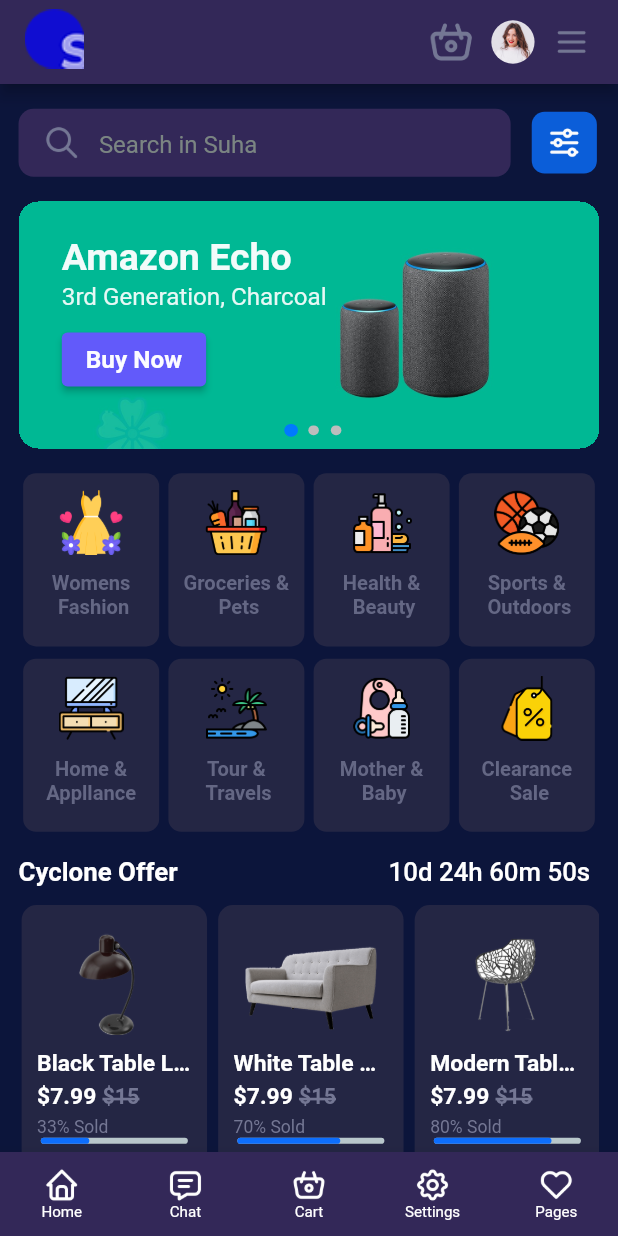
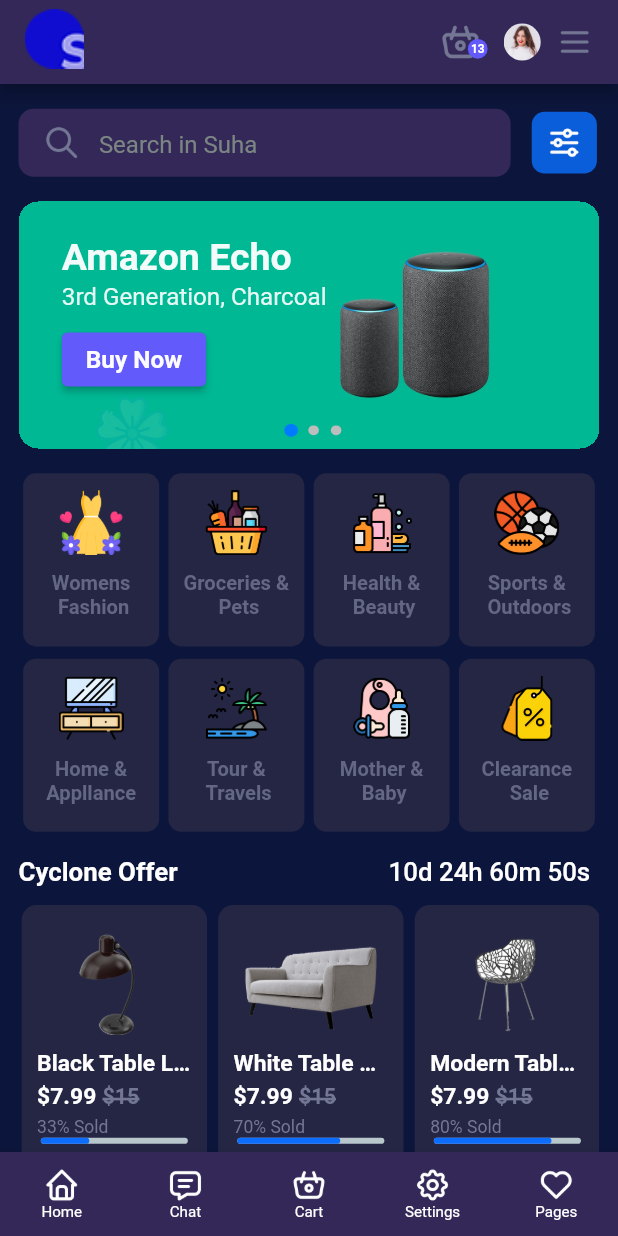
Before and after one commit to Alaminpk05/Suha, a Flutter app: the screen it shows after launch, after a tap on "Buy Now", on a phone screen of 412 x 824 dp. Run offline on Flutter 3.47's test engine with Material 3 defaults, Android fonts, the phone set to English and light mode, and no system bars; drawn by our look-alikes of percent_indicator, smooth_page_indicator; our stand-ins replace badges, responsive_sizer; Roboto replaces fonts that are missing (PlusJakartaSans-Regular.ttf).

Commit message:
added appbar badge and filter dropdown button(clean design)

```diff
--- a/lib/features/home/Widgets/SectionWidgets/category.dart
+++ b/lib/features/home/Widgets/SectionWidgets/category.dart
@@ -17,7 +17,7 @@ class CategorySection1 extends StatelessWidget {
               top: widgetTopPad, left: homeTabLP, right: homeTabRP),
       child: Row(
         mainAxisAlignment: MainAxisAlignment.spaceEvenly,
-        crossAxisAlignment: CrossAxisAlignment.start,
+
         children: List.generate(categoryDataList1.length, (index) {
           final item = categoryDataList1[index];
           return CategoryWidget(
@@ -51,8 +51,8 @@ class CategorySection2 extends StatelessWidget {
           ? EdgeInsets.only(top: oneHeightPad, left: homeMobLP, right: homeMobRP)
           : EdgeInsets.only(top: oneHeightPad, left: homeTabLP, right: homeTabRP),
       child: Row(
-          mainAxisAlignment: MainAxisAlignment.spaceEvenly,
-          crossAxisAlignment: CrossAxisAlignment.start,
+          // mainAxisAlignment: MainAxisAlignment.spaceEvenly,
+
           children: List.generate(categoryDataList2.length, (index) {
             final item = categoryDataList2[index];
             return CategoryWidget(
--- a/lib/features/home/Widgets/SectionWidgets/collectionSection.dart
+++ b/lib/features/home/Widgets/SectionWidgets/collectionSection.dart
@@ -18,21 +18,19 @@ class CollectionsSection extends StatelessWidget {
 
   @override
   Widget build(BuildContext context) {
-    var Mobile=ResponsiveHelper.isMobile(context);
-    var Tablet=ResponsiveHelper.isTablet(context);
+    var mobile=ResponsiveHelper.isMobile(context);
     return Padding(
       padding: ResponsiveHelper.isMobile(context)
           ? EdgeInsets.only(
               top: widgetTopPad, left: homeMobLP, right: homeMobRP)
           : EdgeInsets.only(
               top: widgetTopPad, left: homeTabLP, right: homeTabRP),
-      child: Container(
       child: Column(
         crossAxisAlignment: CrossAxisAlignment.start,
         children: [
           ViewProductlist(productListviewTitle: 'Collections', ontab: () {}),
           SizedBox(
-              height: Mobile?1.h:1.5.h,
+            height: mobile?1.h:1.5.h,
           ),
           SizedBox(
             height: 19.h,
@@ -42,23 +40,19 @@ class CollectionsSection extends StatelessWidget {
               itemBuilder: (context, index) {
                 final realIndex = index % CollectionDataList.length;
                 final item = CollectionDataList[realIndex];
-                  return Row(
-
-                    children: [
-                      CollectionCard(
+                return Padding(
+                  padding:  EdgeInsets.only(right: mobile?2.5.w:1.7.w),
+                  child: CollectionCard(
                     assets: item['asset'],
                     title: item['title'],
                     value: item['value'],
                   ),
-                      SizedBox(width: Mobile?2.5.w:1.7.w,)
-                    ],
                 );
               },
             ),
           ),
         ],
       ),
-      ),
     );
   }
 }
--- a/lib/features/home/Widgets/SectionWidgets/homeappbar.dart
+++ b/lib/features/home/Widgets/SectionWidgets/homeappbar.dart
@@ -1,5 +1,6 @@
 import 'package:flutter/material.dart';
 import 'package:responsive_sizer/responsive_sizer.dart';
+import 'package:shuhaui/features/home/Widgets/singlewidgets/textwidget.dart';
 import 'package:shuhaui/utils/respnsive_helper.dart';
 
 class HomeAppBar extends StatelessWidget implements PreferredSizeWidget {
@@ -34,21 +35,49 @@ class HomeAppBar extends StatelessWidget implements PreferredSizeWidget {
           child: Row(
             mainAxisAlignment: MainAxisAlignment.spaceEvenly,
             children: [
-              SizedBox(
-                height: mobile?4.h:4.h,
-                width: mobile?8.w:4.8.w,
-                child: Image.asset(
-                  // height: mobile?4.20.h:0.h,
-                  "assets/basket (1).png",
-                  fit: BoxFit.contain,
+              Stack(
+                children:[
+
+                  Container(
+                    padding: EdgeInsets.only(right:1.w),
+                  height: mobile?4.h:4.h,
+                  width: mobile?8.w:6.2.w,
+                  child: Image.asset(
+                    // height: mobile?4.20.h:0.h,
+                    "assets/basket (1).png",
+                    fit: BoxFit.contain,
+                  ),
                 ),
+                Positioned(
+                  top: 1.75.h,
+                  left: mobile?3.8.w:2.w,
+                    child:Container(
+                      constraints: BoxConstraints(maxHeight:1.6.h,
+                      minWidth: 5.w),
+                      decoration: BoxDecoration(
+                        color: Color.fromRGBO(98, 90, 250, 1),
+                        shape: BoxShape.circle
+
+                      ),
+                      child:Align(
+                        alignment: Alignment.center,
+                        child: textwidget(text: '13',
+                            fontszie: 11.5.sp,
+                            fonweight: FontWeight.w700,
+                            color: Colors.white),
+                      ),
+                    )
+                ),
+
+
+                ],
               ),
                SizedBox(
           width: 2.5.w,
         ),
         Container(
           height: mobile?4.h:4.h,
-          width: mobile?7.w:4.4.w,
+          width: mobile?6.w:4.4.w,
           decoration: const BoxDecoration(
             shape: BoxShape.circle,
             image: DecorationImage(
@@ -64,7 +93,7 @@ class HomeAppBar extends StatelessWidget implements PreferredSizeWidget {
           onTap: () {},
           child: SizedBox(
             height: mobile?3.h:4.h,
-            width: mobile?7.w:4.4.w,
+            width: mobile?6.w:4.4.w,
             child: Image.asset(
 
               "assets/menu-2.png",
--- a/lib/features/home/Widgets/SectionWidgets/search&filter.dart
+++ b/lib/features/home/Widgets/SectionWidgets/search&filter.dart
@@ -4,12 +4,14 @@ import 'package:responsive_sizer/responsive_sizer.dart';
 import 'package:shuhaui/utils/constant.dart';
 import 'package:shuhaui/utils/respnsive_helper.dart';
 
+import '../singlewidgets/textwidget.dart';
+
 class Search_Filter extends StatefulWidget {
 
-  Search_Filter({
-    Key? key,
+  const Search_Filter({
+    super.key,
 
-  }) : super(key: key);
+  });
 
   @override
   State<Search_Filter> createState() => _Search_FilterState();
@@ -68,9 +70,76 @@ class _Search_FilterState extends State<Search_Filter> {
             width: ResponsiveHelper.isTablet(context) ? 2.w : 3.w,
           ),
           Expanded(
-            child: Column(
-              children: [
-                Container(
+            child: Container(
+              decoration: BoxDecoration(
+                  color: Colors.white,
+                  borderRadius: BorderRadius.circular(50.sp)),
+              child: PopupMenuButton(
+                onSelected: (value) {
+
+                },
+                shape: RoundedRectangleBorder(
+                    borderRadius: BorderRadius.circular(9.sp)),
+                color: const Color.fromRGBO(51, 40, 88, 1),
+                offset: mobile?const Offset(0, 49):const Offset(0, 67),
+                itemBuilder: (BuildContext context) {
+                  return [
+                    PopupMenuItem<String>(
+
+                      height: 3.h,
+                      value: 'voice',
+                      child: SizedBox(
+                        height: 2.2.h,
+                        width: 15.w,
+                        child: Row(
+                          children: [
+                            Image.asset(
+                              alignment: Alignment.topLeft,
+                              'assets/microphone.png',
+                              fit: BoxFit.contain,
+                            ),
+                            SizedBox(
+                              width: 1.w,
+                            ),
+                            textwidget(
+                                text: 'Voice',
+                                fontszie: 15.sp,
+                                fonweight: FontWeight.normal,
+                                color: Color.fromRGBO(153, 172, 148, 0.7))
+                          ],
+                        ),
+                      ),
+                    ),
+                    PopupMenuItem<String>(
+                      height: 3.h,
+                      value: 'gallary',
+                      child: SizedBox(
+                        height: 2.2.h,
+                        width: 15.w,
+                        child: Row(
+                          children: [
+                            Image.asset(
+                              alignment: Alignment.topLeft,
+                              'assets/layout-collage.png',
+                              height: 2.h,
+                              width: 4.w,
+                              fit: BoxFit.contain,
+                            ),
+                            SizedBox(
+                              width: 1.w,
+                            ),
+                            textwidget(
+                                text: 'Image',
+                                fontszie: 15.sp,
+                                fonweight: FontWeight.normal,
+                                color: Color.fromRGBO(153, 172, 148, 0.7))
+                          ],
+                        ),
+                      ),
+                    ),
+                  ];
+                },
+                child: Container(
                   width: 27.sp,
                   height: 5.h,
                   decoration: BoxDecoration(
@@ -84,9 +153,10 @@ class _Search_FilterState extends State<Search_Filter> {
                     ),
                   ),
                 ),
-              ],
+              ),
             ),
           )
+
         ],
       ),
     );
--- a/lib/features/home/Widgets/SectionWidgets/topproducts.dart
+++ b/lib/features/home/Widgets/SectionWidgets/topproducts.dart
@@ -6,8 +6,6 @@ import 'package:shuhaui/utils/respnsive_helper.dart';
 import '../singlewidgets/topProductwithouttime.dart';
 import '../singlewidgets/topproductswithcountdownCard.dart';
 import '../singlewidgets/viewallButton.dart';
-
-
 
 class TopProductsSection extends StatelessWidget {
   const TopProductsSection({
@@ -25,8 +23,8 @@ class TopProductsSection extends StatelessWidget {
 
   @override
   Widget build(BuildContext context) {
-     var Mobile = ResponsiveHelper.isMobile(context);
-    var Tablet = ResponsiveHelper.isTablet(context);
+    var mobile = ResponsiveHelper.isMobile(context);
+    var tablet = ResponsiveHelper.isTablet(context);
     return Padding(
       padding: ResponsiveHelper.isMobile(context)
           ? EdgeInsets.only(
@@ -35,63 +33,105 @@ class TopProductsSection extends StatelessWidget {
               top: widgetTopPad, left: homeTabLP, right: homeTabRP),
       child: Column(
         children: [
-          ViewProductlist( productListviewTitle: 'Top Products',
-            ontab: () {  },),
-            SizedBox(height: Mobile?1.h:1.5.h,),
+          ViewProductlist(
+            productListviewTitle: 'Top Products',
+            ontab: () {},
+          ),
+          SizedBox(
+            height: mobile ? 1.h : 1.5.h,
+          ),
           Row(
             mainAxisAlignment: MainAxisAlignment.spaceEvenly,
             children: [
-              topProductwithtime(name: "Beach Cap", image:"assets/11.png", miniButtonword:"Sale",
-                  miniButtoncolor: const Color.fromRGBO(255, 175, 0,1), color: Colors.black, digitDays: digitDays, digitHours: digitHours,
-                  digitMinutes: digitMinutes, digitSeconds: digitSeconds,mobile: Mobile, tablet: Tablet),
-                  SizedBox(width: 1.3.w,),
-              topProductwithouttime(name: 'Wooden Sofa', photo:"assets/5.png", color: const Color.fromRGBO(0,184,148, 1), minibuttonword2: 'New', mobile: Mobile, tablet: Tablet, textcolor: Colors.white ),
-              SizedBox(width: 1.3.w,),
-              if(Tablet)
-               topProductwithouttime(name: "Roof Lamp", photo:"assets/6.png",
-              color: const Color.fromRGBO(0,184,148, 1), minibuttonword2: 'New',
-               mobile: Mobile, tablet: Tablet, textcolor: Colors.white ),
+              topProductwithtime(
+                  name: "Beach Cap",
+                  image: "assets/11.png",
+                  miniButtonword: "Sale",
+                  miniButtoncolor: const Color.fromRGBO(255, 175, 0, 1),
+                  color: Colors.black,
+                  digitDays: digitDays,
+                  digitHours: digitHours,
+                  digitMinutes: digitMinutes,
+                  digitSeconds: digitSeconds,
+                  mobile: mobile,
+                  tablet: tablet),
+               SizedBox(width: 1.5.w,),
 
+
+              topProductwithouttime(
+                  name: 'Wooden Sofa',
+                  photo: "assets/5.png",
+                  color: const Color.fromRGBO(0, 184, 148, 1),
+                  minibuttonword2: 'New',
+                  mobile: mobile,
+                  tablet: tablet,
+                  textcolor: Colors.white),
+               if(tablet)
+                SizedBox(width:1.5.w,),
+              if (tablet)
+                topProductwithouttime(
+                    name: "Roof Lamp",
+                    photo: "assets/6.png",
+                    color: const Color.fromRGBO(0, 184, 148, 1),
+                    minibuttonword2: 'New',
+                    mobile: mobile,
+                    tablet: tablet,
+                    textcolor: Colors.white),
             ],
           ),
-          SizedBox(height: 1.h,),
+          SizedBox(height: 1.4.h,),
 
           Row(
             mainAxisAlignment: MainAxisAlignment.spaceEvenly,
             children: [
+              mobile
+                  ? topProductwithouttime(
+                      name: "Roof Lamp",
+                      photo: "assets/6.png",
+                      color: const Color.fromRGBO(0, 184, 148, 1),
+                      minibuttonword2: 'New',
+                      mobile: mobile,
+                      tablet: tablet,
+                      textcolor: Colors.white)
+                  : topProductwithtime(
+                      name: "Sneaker Shoes",
+                      image: "assets/9.png",
+                      miniButtonword: "-18%",
+                      miniButtoncolor: Colors.redAccent,
+                      color: Colors.white,
+                      digitDays: digitDays,
+                      digitHours: digitHours,
+                      digitMinutes: digitMinutes,
+                      digitSeconds: digitSeconds,
+                      mobile: mobile,
+                      tablet: tablet),
 
-
-
-
-
-
-
-
-              Mobile?topProductwithouttime(name: "Roof Lamp", photo:"assets/6.png",
-              color: const Color.fromRGBO(0,184,148, 1), minibuttonword2: 'New',
-               mobile: Mobile, tablet: Tablet, textcolor: Colors.white ):
-               topProductwithtime(name:"Sneaker Shoes", image: "assets/9.png",
-                miniButtonword:"-18%", miniButtoncolor: Colors.redAccent, color:Colors.white,
-                  digitDays: digitDays, digitHours: digitHours, digitMinutes: digitMinutes,
-                   digitSeconds: digitSeconds ,mobile: Mobile, tablet: Tablet),
-                   SizedBox(width: 1.3.w,),
-               SizedBox(width: 1.3.w,),
-              topProductwithouttime(name: 'Wooden Sofa', photo:"assets/8.png",
-                    color: Colors.redAccent, minibuttonword2: '-11%',
-                    mobile: Mobile, tablet: Tablet, textcolor: Colors.white ),
-              SizedBox(width: 1.3.w,),
-
-
-                   if(Tablet)
-                   topProductwithouttime(name: 'Wooden Sofa', photo:"assets/4.png",
-                    color: const Color.fromRGBO(255, 175, 0,1), minibuttonword2: 'Sale',
-                    mobile: Mobile, tablet: Tablet, textcolor: Colors.black ),
-              SizedBox(width: 1.3.w,),
-
-
-
-
-
+              SizedBox(
+                width: 1.5.w,
+               ),
+              topProductwithouttime(
+                  name: 'Wooden Sofa',
+                  photo: "assets/8.png",
+                  color: Colors.redAccent,
+                  minibuttonword2: '-11%',
+                  mobile: mobile,
+                  tablet: tablet,
+                  textcolor: Colors.white),
+              SizedBox(
+                width: mobile?0.w:1.5.w,
+              ),
+              if (tablet)
+                topProductwithouttime(
+                    name: 'Wooden Sofa',
+                    photo: "assets/4.png",
+                    color: const Color.fromRGBO(255, 175, 0, 1),
+                    minibuttonword2: 'Sale',
+                    mobile: mobile,
+                    tablet: tablet,
+                    textcolor: Colors.black),
+              // SizedBox(
+              //   width: 1.3.w,
+              // ),
             ],
           ),
         ],
--- a/lib/features/home/Widgets/singlewidgets/categorybuttonwidget.dart
+++ b/lib/features/home/Widgets/singlewidgets/categorybuttonwidget.dart
@@ -16,16 +16,14 @@ class CategoryWidget extends StatelessWidget {
   @override
   Widget build(BuildContext context) {
     var Tablet = ResponsiveHelper.isTablet(context);
-    var Mobile = ResponsiveHelper.isMobile(context);
+    var mobile = ResponsiveHelper.isMobile(context);
     return Expanded(
-      child: Padding(
-        padding: EdgeInsets.only(right: Tablet ? 1.w : 0),
       child: GestureDetector(
         onTap: ontap,
         child: Center(
           child: Container(
-              height: Mobile ? 14.h : 12.h,
-              width: Mobile ? 22.w : 30.w,
+            height: mobile ? 14.h : 12.h,
+            width: mobile ? 22.w : 16.w,
             decoration: BoxDecoration(
                 color: const Color.fromRGBO(36, 38, 68, 1),
                 borderRadius: BorderRadius.circular(12.sp)),
@@ -37,20 +35,19 @@ class CategoryWidget extends StatelessWidget {
                   ),
                   child: Image.asset(
                     image,
-                      height: Mobile ? 8.h : 4.5.h,
-                      width: Mobile ? 10.5.w : 10.5.w,
+                    height: mobile ? 8.h : 4.5.h,
+                    width: mobile ? 10.5.w : 10.5.w,
                   ),
                 ),
                 SizedBox(
-                    height: Mobile ? 0 : 0.7.h,
+                  height: mobile ? 0 : 0.7.h,
                 ),
                 regularfont(
                   text: text,
-                    fontsize: Mobile ? 15.sp : 13.3.sp,
+                  fontsize: mobile ? 15.sp : 13.3.sp,
                   color: const Color.fromRGBO(116, 119, 148, 0.8),
                 )
               ],
-              ),
             ),
           ),
         ),
--- a/lib/features/home/Widgets/singlewidgets/topProductwithouttime.dart
+++ b/lib/features/home/Widgets/singlewidgets/topProductwithouttime.dart
@@ -14,7 +14,7 @@ Widget topProductwithouttime(
     child: Stack(
       children: [
         Container(
-          height: mobile ? 30.h : 22.h,
+          height: mobile ? 28.5.h : 22.h,
           width: mobile ? 45.w : 30.w,
           // margin: EdgeInsets.only(
           //     top: 0.5.h, left: mobile?0.5.w:0, right: 1.h, bottom: 0.5.h),
@@ -69,17 +69,18 @@ Widget topProductwithouttime(
           ),
         ),
         Positioned(
-          top: mobile ? 17.h : 13.5.h,
-          left: mobile ? 3.w : 3.w,
+          top: mobile ? 17.5.h : 13.5.h,
+          left: mobile ? 3.3.w : 3.w,
           child: regularfont(
             text: name,
             fontsize: mobile?16.sp:15.5.sp,
             color: Colors.white,
           ),
         ),
+
         Positioned(
-          top: mobile ? 19.5.h : 16.h,
-          left: 3.w,
+          top: mobile ? 20.2.h : 16.h,
+          left: 3.3.w,
           right: 2.w,
           child: Row(
             children: [
--- a/lib/features/home/Widgets/singlewidgets/topproductswithcountdownCard.dart
+++ b/lib/features/home/Widgets/singlewidgets/topproductswithcountdownCard.dart
@@ -20,7 +20,7 @@ Widget topProductwithtime({
     child: Stack(
       children: [
         Container(
-          height: mobile ? 30.h : 22.h,
+          height: mobile ? 28.5.h : 22.h,
           width: mobile ? 45.w : 30.w,
           // margin: EdgeInsets.only(
           //     top: 0.5.h, left:mobile?0.5.w:0, right: 1.h, bottom: 0.5.h),
@@ -95,8 +95,8 @@ Widget topProductwithtime({
           ),
         ),
         Positioned(
-          top: mobile ? 17.h : 13.5.h,
-          left: mobile ? 4.w : 3.w,
+          top: mobile ? 17.5.h : 13.5.h,
+          left: mobile ? 3.3.w : 3.w,
           child: regularfont(
             text: name,
             fontsize: mobile?16.sp:15.5.sp,
@@ -104,8 +104,8 @@ Widget topProductwithtime({
           ),
         ),
         Positioned(
-          top: mobile ? 19.5.h : 16.h,
-          left: 3.w,
+          top: mobile ? 20.2.h : 16.h,
+          left: 3.3.w,
           right: 2.w,
           child: Row(
             children: [
@@ -135,7 +135,7 @@ Widget topProductwithtime({
           ),
         ),
         Positioned(
-          bottom: mobile ? 2.h : 1.5.h,
+          bottom: mobile ? 2.5.h : 1.5.h,
           left: 3.3.w,
           right: mobile ? 5.w : 3.w,
           child: Row(
```
Lines whose indentation alone changed are shown as unchanged.
